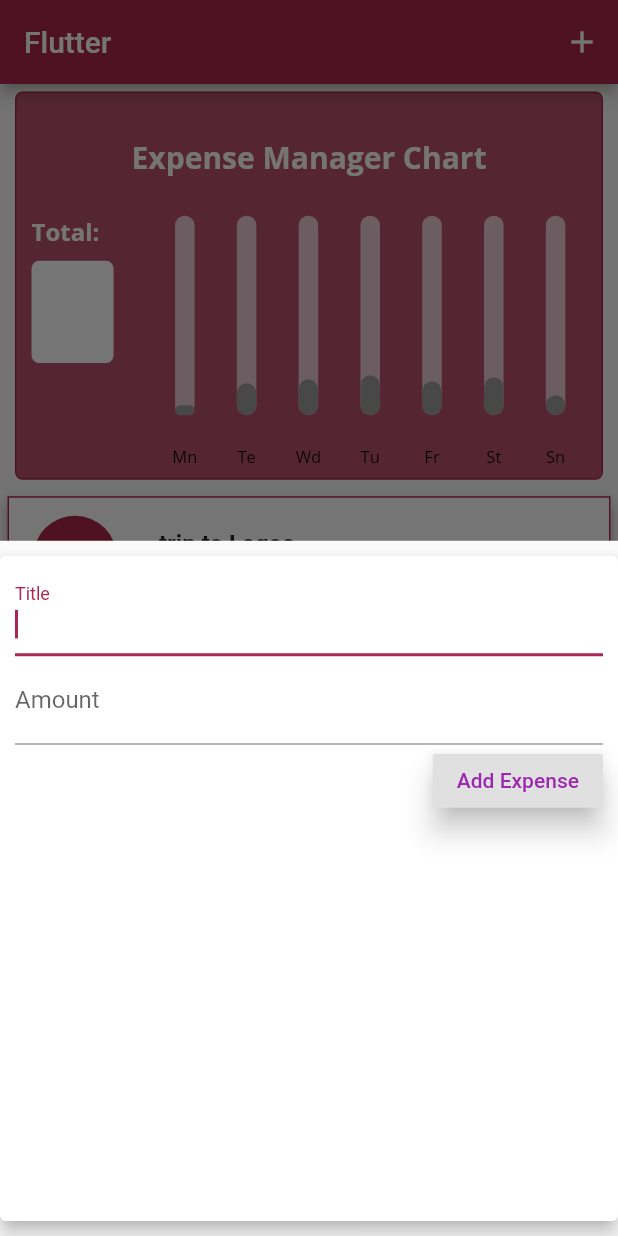
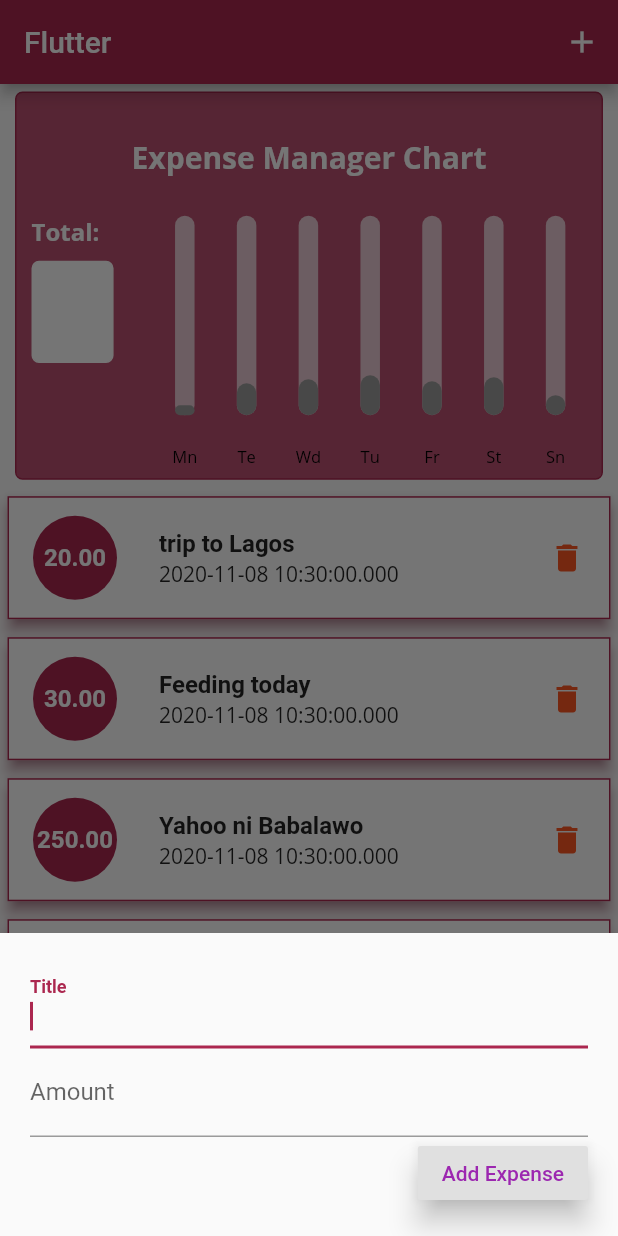
Before and after one commit to ercross/budget_manager, a Flutter app: the screen it shows after launch, after a tap on the "add" icon, on a phone screen of 412 x 824 dp. Run offline on Flutter 3.47's test engine with Material 2 defaults, Android fonts, the phone set to English and light mode, and no system bars; drawn by our look-alikes of fl_chart.

Commit message:
Cut out invokation of the code calculating available height off MyHomePage class and paste it into the HomePageBody class in order to get rid of the Inactive Input Connection error message

```diff
--- a/lib/main.dart
+++ b/lib/main.dart
@@ -24,15 +24,10 @@ class MyApp extends StatelessWidget {
 
 class MyHomePage extends StatelessWidget {
 
-
   @override
   Widget build(BuildContext context) {
-    final MediaQueryData mediaQuery = MediaQuery.of(context);
-    final double statusBarHeight = mediaQuery.padding.top;
-    final double appBarHeight = AppBar().preferredSize.height;
-    final double displayAreaHeight =
-        mediaQuery.size.height - statusBarHeight - appBarHeight;
-    final HomePageBody _homepageBody = new HomePageBody(displayAreaHeight);
+
+    final HomePageBody _homepageBody = new HomePageBody();
 
     return Scaffold(
         appBar: AppBar(
@@ -59,15 +54,19 @@ class MyHomePage extends StatelessWidget {
 
 class HomePageBody extends StatelessWidget {
   final ExpenseBloc _expenseBloc = ExpenseBloc();
-  final double displayAreaHeight;
 
-  HomePageBody(this.displayAreaHeight);
+  HomePageBody();
 
   @override
   Widget build(BuildContext context) {
+
+    final MediaQueryData mediaQuery = MediaQuery.of(context);
+    final double statusBarHeight = mediaQuery.padding.top;
+    final double appBarHeight = AppBar().preferredSize.height;
+    final double displayAreaHeight = mediaQuery.size.height - statusBarHeight - appBarHeight;
+
     return SafeArea(
-      child: Column(
-        children: <Widget>[
+      child: Column(children: <Widget>[
         Container(
             height: displayAreaHeight * 0.35,
             child: ExpenseManagerBarChart(displayAreaHeight)),
@@ -75,8 +74,8 @@ class HomePageBody extends StatelessWidget {
           child: Container(
               height: displayAreaHeight * 0.7,
               child: ExpenseList(expenseBloc: _expenseBloc)),
-        ),]
         ),
+      ]),
     );
   }
 
@@ -84,7 +83,7 @@ class HomePageBody extends StatelessWidget {
     showModalBottomSheet(
         context: buildContext,
         builder: (_) {
-          return InputFields(_expenseBloc);
+          return SingleChildScrollView (child: InputFields(_expenseBloc));
         });
   }
 }
@@ -99,24 +98,26 @@ class InputFields extends StatefulWidget {
 }
 
 class _InputFieldsState extends State<InputFields> {
+
   final TextEditingController amountController = TextEditingController();
-
   final TextEditingController titleController = TextEditingController();
 
   @override
   Widget build(BuildContext context) {
-    return Card(
-        margin: EdgeInsets.symmetric(vertical: 10),
-        elevation: 5,
-        child: Container(
+    return Container(
       margin: EdgeInsets.symmetric(horizontal: 10, vertical: 8),
-          //padding: EdgeInsetsDirectional.only(bottom: MediaQuery.of(context).viewInsets.bottom + 10),
+      padding: EdgeInsetsDirectional.only(
+        bottom: MediaQuery.of(context).viewInsets.bottom + 10, top: 10, start: 10, end: 10),
       child: Column(
         crossAxisAlignment: CrossAxisAlignment.end,
         children: <Widget>[
           TextField(
             autofocus: true,
-                decoration: InputDecoration(labelText: "Title"),
+            decoration: InputDecoration(
+              labelText: "Title",
+              labelStyle: TextStyle(
+                fontWeight: FontWeight.bold)
+                ),
             controller: titleController,
             onSubmitted: (inputValue) {
               titleController.text = inputValue;
@@ -139,7 +140,7 @@ class _InputFieldsState extends State<InputFields> {
           )
         ],
       ),
-        ));
+    );
   }
 
   void addNewExpense() {
@@ -149,7 +150,7 @@ class _InputFieldsState extends State<InputFields> {
     if (title.isEmpty || amount < 0) {
       return;
     }
-    widget.expenseBloc.eventInput.add(AddExpense(Expense(
+    widget.expenseBloc.eventInput.add(AddExpense(new Expense(
       title: title,
       amount: amount,
       date: DateTime.now(),
--- a/lib/vanilla_bloc/expense_bloc.dart
+++ b/lib/vanilla_bloc/expense_bloc.dart
@@ -4,7 +4,7 @@ import '../models/expense.dart';
 
 class ExpenseBloc {
 
-  List<Expense> _expenses = [
+  List<Expense> expenses = [
       new Expense(id: 1, amount: 20, date: DateTime.now(), title: "trip to Lagos"),
       new Expense(id: 2, amount: 30, date: DateTime.now(), title: "Feeding today"),
       new Expense(id: 3, amount: 250, date: DateTime.now(), title: "Yahoo ni Babalawo"),
@@ -12,7 +12,7 @@ class ExpenseBloc {
       new Expense(id: 5, amount: 5000, date: DateTime.now(), title: "End Sars"),
       ];
 
-  List<Expense> get expenses => _expenses;
+  //List<Expense> get expenses => expenses;
 
   final StreamController<List<Expense>> _stateStreamController = new StreamController<List<Expense>>();
 
@@ -29,12 +29,12 @@ class ExpenseBloc {
 
   void _mapEventToState (ExpenseEvent expenseEvent) {
     if (expenseEvent is AddExpense) {
-      AddExpense(expenseEvent.expense).addExpense(_expenses);
+      AddExpense(expenseEvent.expense).addExpense(expenses);
     }
     if (expenseEvent is DeleteExpense) {
-      DeleteExpense(expenseEvent.expense).deleteExpense(_expenses);
+      DeleteExpense(expenseEvent.expense).deleteExpense(expenses);
     }
-    _stateStreamInput.add(_expenses);
+    _stateStreamInput.add(expenses);
   }
 
   void dispose() {
```
Lines whose indentation alone changed are shown as unchanged.
